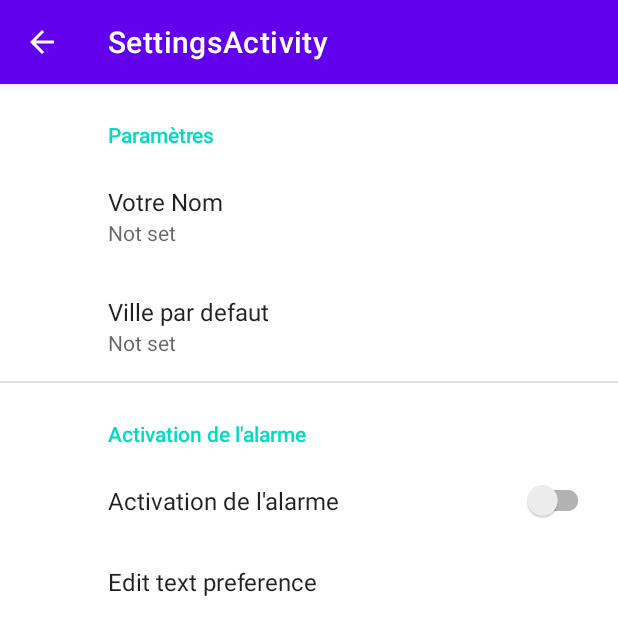
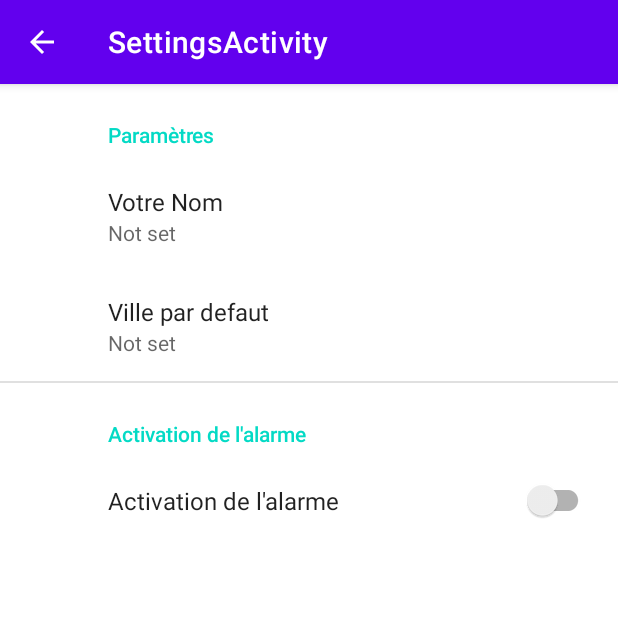
Before and after one commit to lydianeU/AppMeteo, an Android app: the SettingsActivity screen opened directly, with no data from a screen before it, on a phone screen of 412 x 824 dp. Shown: the top 635 px of the screen. Run offline under Robolectric (Android 15) with nearby library versions, the phone set to English and light mode, and no system bars; our stand-ins replace androidx.preference.

```diff
--- a/app/src/main/res/xml/root_preferences.xml
+++ b/app/src/main/res/xml/root_preferences.xml
@@ -22,13 +22,7 @@
         <SwitchPreferenceCompat
             app:key="sync"
             app:title="@string/sync_title" />
-        <EditTextPreference
-            android:defaultValue="Default value"
-            android:key="edit_text_preference_1"
-            android:dependency="sync"
-            android:selectAllOnFocus="true"
-            android:singleLine="true"
-            android:title="Edit text preference" />
+
 
 
     </PreferenceCategory>
```
